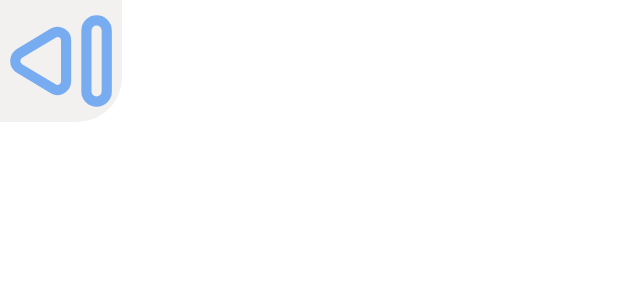
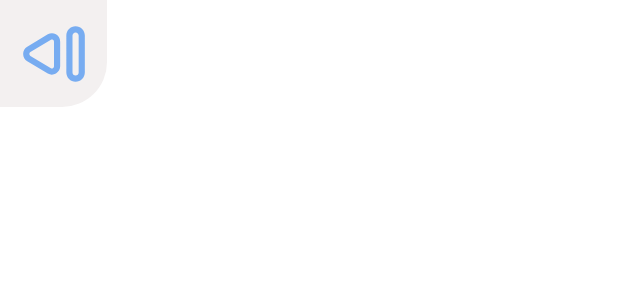
Before and after one commit to brusdamson/Coloring_Book, an Android app: the layout activity_detail.xml on its own in the app's theme, with its tools: preview values and no code run, on a phone screen of 412 x 824 dp. Shown: the top 300 px of the screen. Run offline under Robolectric (Android 15) with nearby library versions, the phone set to English and light mode, and no system bars.

Commit message:
Изменил размер кнопки назад

```diff
--- a/app/src/main/res/drawable/back_button.xml
+++ b/app/src/main/res/drawable/back_button.xml
@@ -1,11 +1,12 @@
 <?xml version="1.0" encoding="utf-8"?>
 <vector xmlns:android="http://schemas.android.com/apk/res/android"
-    android:width="24dp"
-    android:height="24dp"
-    android:viewportWidth="24"
-    android:viewportHeight="24">
+    android:width="49dp"
+    android:height="49dp"
+    android:viewportWidth="49"
+    android:viewportHeight="49">
 
     <path
-        android:fillColor="#77ACF1"
-        android:pathData="M19,3a3,3,0,0,0-3,3V18a3,3,0,0,0,6,0V6A3,3,0,0,0,19,3Zm1,15a1,1,0,0,1-2,0V6a1,1,0,0,1,2,0ZM12.63,5.63a2.6,2.6,0,0,0-2.64,0l-6.67,4a2.75,2.75,0,0,0,0,4.7l6.67,4a2.57,2.57,0,0,0,2.64,0A2.74,2.74,0,0,0,14,16V8A2.74,2.74,0,0,0,12.63,5.63ZM12,16a0.72 0.72 ,0,0,1-0.36 0.64 0.61 0.61 ,0,0,1-0.63,0l-6.66-4a0.76 0.76 ,0,0,1,0-1.28l6.66-4a0.63 0.63 ,0,0,1,0.32-0.09 0.64 0.64,0,0,1,0.31 0.08 A0.72 0.72 ,0,0,1,12,8Z" />
+        android:fillColor="#77acf1"
+        android:strokeWidth="1"
+        android:pathData="M 38.792969 6.125 C 35.410156 6.125 32.667969 8.867188 32.667969 12.25 L 32.667969 36.75 C 32.667969 40.132812 35.410156 42.875 38.792969 42.875 C 42.175781 42.875 44.917969 40.132812 44.917969 36.75 L 44.917969 12.25 C 44.917969 8.867188 42.175781 6.125 38.792969 6.125 Z M 40.832031 36.75 C 40.832031 37.878906 39.917969 38.792969 38.792969 38.792969 C 37.664062 38.792969 36.75 37.878906 36.75 36.75 L 36.75 12.25 C 36.75 11.121094 37.664062 10.207031 38.792969 10.207031 C 39.917969 10.207031 40.832031 11.121094 40.832031 12.25 Z M 25.785156 11.496094 C 24.125 10.515625 22.058594 10.515625 20.394531 11.496094 L 6.777344 19.660156 C 5.101562 20.679688 4.078125 22.5 4.078125 24.460938 C 4.078125 26.421875 5.101562 28.238281 6.777344 29.257812 L 20.394531 37.421875 C 22.054688 38.417969 24.125 38.417969 25.785156 37.421875 C 27.492188 36.441406 28.550781 34.632812 28.582031 32.667969 L 28.582031 16.332031 C 28.582031 14.335938 27.515625 12.492188 25.785156 11.496094 Z M 24.5 32.667969 C 24.511719 33.203125 24.230469 33.703125 23.765625 33.972656 C 23.371094 34.210938 22.875 34.210938 22.480469 33.972656 L 8.882812 25.808594 C 8.4375 25.519531 8.167969 25.027344 8.167969 24.5 C 8.167969 23.972656 8.4375 23.480469 8.882812 23.191406 L 22.480469 15.027344 C 22.675781 14.90625 22.902344 14.84375 23.132812 14.84375 C 23.351562 14.84375 23.570312 14.898438 23.765625 15.007812 C 24.238281 15.277344 24.519531 15.789062 24.5 16.332031 Z M 24.5 32.667969" />
 </vector>
--- a/app/src/main/res/layout/activity_detail.xml
+++ b/app/src/main/res/layout/activity_detail.xml
@@ -8,10 +8,10 @@
 
     <ImageButton
         style="@style/backButtonStyle"
-        android:layout_width="81dp"
-        android:layout_height="81dp"
+        android:layout_width="71dp"
+        android:layout_height="71dp"
         android:src="@drawable/back_button"
-        android:scaleType="centerCrop"
+        android:scaleType="centerInside"
         />
 
     <ImageView
```
